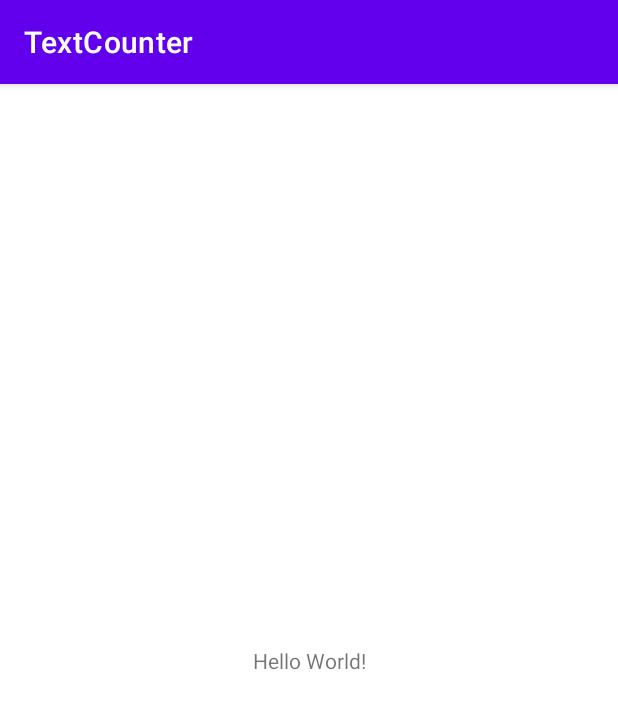
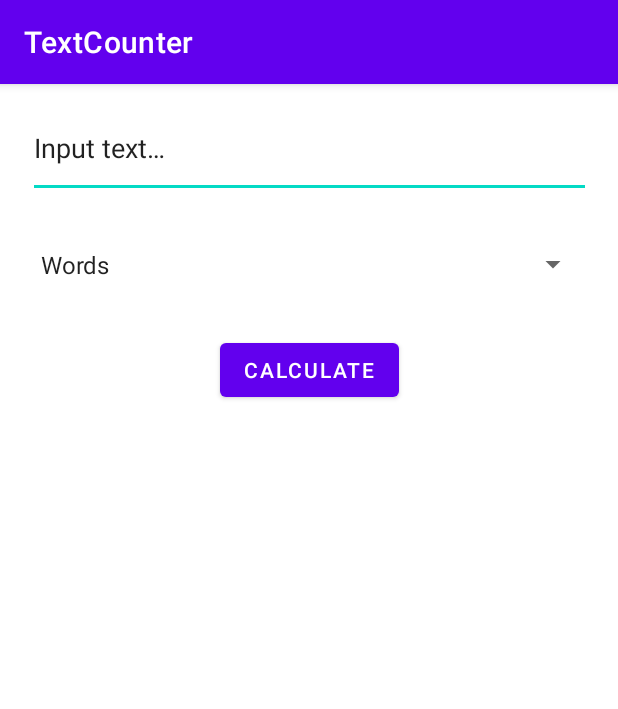
Before and after one commit to sspja/TextCounter, an Android app: the screen it shows after launch (MainActivity), on a phone screen of 412 x 824 dp. Shown: the top 709 px of the screen. Run offline under Robolectric (Android 15) with nearby library versions, the phone set to English and light mode, and no system bars.

Commit message:
create app layout

```diff
--- a/app/src/main/res/layout/activity_main.xml
+++ b/app/src/main/res/layout/activity_main.xml
@@ -7,12 +7,47 @@
     tools:context=".MainActivity">
 
     <TextView
+        android:id="@+id/tvOutput"
         android:layout_width="wrap_content"
         android:layout_height="wrap_content"
-        android:text="Hello World!"
         app:layout_constraintBottom_toBottomOf="parent"
         app:layout_constraintLeft_toLeftOf="parent"
         app:layout_constraintRight_toRightOf="parent"
+        app:layout_constraintTop_toBottomOf="@+id/tvInputText"
+        app:layout_constraintVertical_bias="0.355" />
+
+    <EditText
+        android:id="@+id/tvInputText"
+        android:layout_width="375dp"
+        android:layout_height="66dp"
+        android:layout_marginTop="10dp"
+        android:ems="10"
+        android:inputType="textPersonName"
+        android:importantForAutofill="no"
+        tools:ignore="LabelFor"
+        android:text="@string/input_text"
+        app:layout_constraintEnd_toEndOf="parent"
+        app:layout_constraintStart_toStartOf="parent"
         app:layout_constraintTop_toTopOf="parent" />
 
+    <Button
+        android:id="@+id/btnCalculate"
+        android:layout_width="wrap_content"
+        android:layout_height="wrap_content"
+        android:layout_marginTop="19dp"
+        android:text="@string/calculate"
+        app:layout_constraintEnd_toEndOf="parent"
+        app:layout_constraintStart_toStartOf="parent"
+        app:layout_constraintTop_toBottomOf="@+id/OptionSelection" />
+
+    <Spinner
+        android:id="@+id/OptionSelection"
+        android:layout_width="373dp"
+        android:layout_height="54dp"
+        android:layout_marginTop="17dp"
+        android:entries="@array/count_options"
+        app:layout_constraintEnd_toEndOf="parent"
+        app:layout_constraintStart_toStartOf="parent"
+        app:layout_constraintTop_toBottomOf="@+id/tvInputText" />
+
 </androidx.constraintlayout.widget.ConstraintLayout>
--- a/app/src/main/res/values/strings.xml
+++ b/app/src/main/res/values/strings.xml
@@ -1,3 +1,9 @@
 <resources>
     <string name="app_name">TextCounter</string>
+    <string name="input_text">Input text…</string>
+    <string name="calculate">Calculate</string>
+    <string-array name="count_options">
+        <item>Words</item>
+        <item>Characters</item>
+    </string-array>
 </resources>
```
